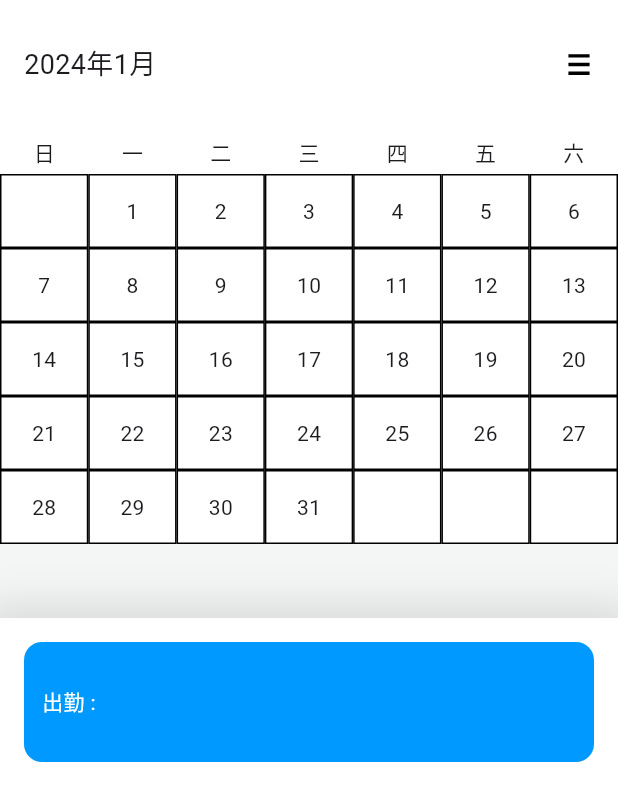
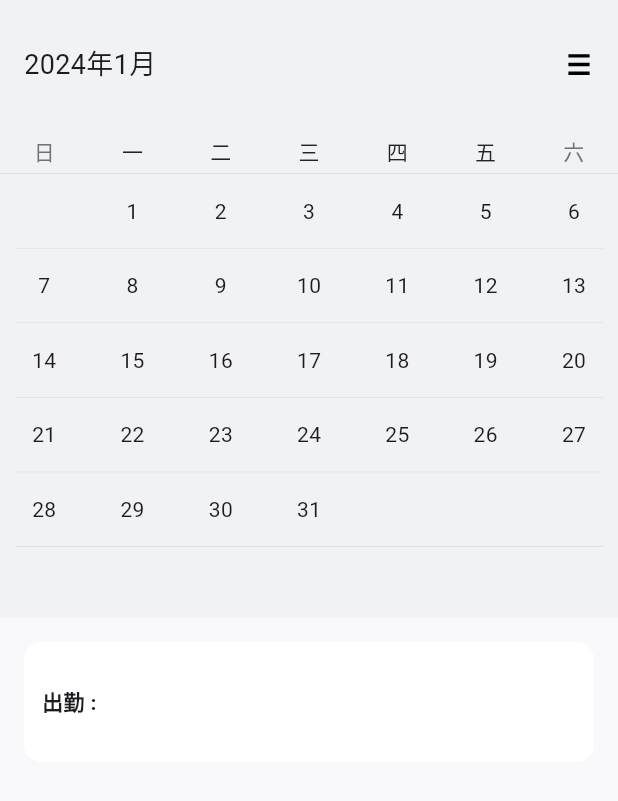
Before and after one commit to youtongxue/workday, a Flutter app: the screen it shows after launch, on a phone screen of 412 x 824 dp. Shown: the top 801 px of the screen. Run offline on Flutter 3.47's test engine with Material 3 defaults, Android fonts, the phone set to English and light mode, and no system bars; our stand-ins replace date_format, flutter_smart_dialog, flutter_svg, get, get_storage; missing offline and left inert: dart:ffi.

Commit message:
优化日历UI

```diff
--- a/lib/pages/calendar/calendar_page.dart
+++ b/lib/pages/calendar/calendar_page.dart
@@ -4,7 +4,7 @@ import 'dart:math';
 import 'package:flutter/material.dart';
 import 'package:get/get.dart';
 import 'package:workday/enumm/color_enum.dart';
-import 'package:workday/pages/calendar/calendar_page_vm.dart';
+import 'package:workday/pages/calendar/viewdoel/calendar_page_vm.dart';
 import 'package:workday/utils/statebar_util.dart';
 
 import '../../components/container/custom_icon_button.dart';
@@ -20,7 +20,7 @@ Widget dateTitleBar(BuildContext context) {
   return Container(
     width: context.width,
     height: 116,
-    color: Colors.white,
+    color: const Color(0xFFF1F2F5),
     child: Column(
       mainAxisAlignment: MainAxisAlignment.spaceBetween,
       children: [
@@ -56,11 +56,22 @@ Widget dateTitleBar(BuildContext context) {
           return Expanded(
             child: SizedBox(
               child: Center(
-                child: Text(weekStrList[index]),
+                child: Text(
+                  weekStrList[index],
+                  style: TextStyle(
+                      color: index == 0 || index == 6
+                          ? const Color(0xFF727376)
+                          : const Color(0xFF222326)),
+                ),
               ),
             ),
           );
         }))),
+        const Divider(
+          height: 0.4, // 分割线容器的高度，并不是线的厚度
+          thickness: 0.4, // 线的厚度
+          color: Color(0xFFD2D3D6),
+        ),
       ],
     ),
   );
@@ -92,26 +103,44 @@ Widget calenderInfo(BuildContext context, int month) {
   const weekDay = 7; // 每周天数（列）
   // 月份第一个月星期几
   final firstDayOfWeek = DateUtil.firstDayOfWeek(2024, month);
+  // 某月有多少天
   final monthDay = DateUtil.getDaysInMonth(2024, month);
+  // 需要绘制多少行
+  final row = DateUtil.calculateRowsForMonth(2024, month);
+  // 月份日期信息
+  final dayInMonth = DateUtil.dayInfoInMonth(2024, month);
 
-  final row = DateUtil.calculateRowsForMonth(2024, month);
   debugPrint("month: $month  行: $row");
+
   return SizedBox(
     child: Column(
       children: List.generate(row, (column) {
-        return Row(
+        return Column(
+          children: [
+            Row(
               children: List.generate(weekDay, (row) {
                 return Expanded(
                     child: Container(
                   height: ((context.height / 2) - 116) / monthMaxRow,
-              decoration:
-                  BoxDecoration(color: Colors.white, border: Border.all()),
+                  decoration: const BoxDecoration(
+                    color: Color(0xFFF1F2F5),
+                    // border: Border.all(width: 0.1),
+                  ),
                   child: Center(
-                child:
-                    Text(buildDateDay(firstDayOfWeek, monthDay, column, row)),
+                    child: Text(
+                        buildDateDay(firstDayOfWeek, monthDay, column, row)),
                   ),
                 ));
               }),
+            ),
+            const Divider(
+              height: 0.4, // 分割线容器的高度，并不是线的厚度
+              thickness: 0.4, // 线的厚度
+              color: Color(0xFFD2D3D6),
+              indent: 10,
+              endIndent: 10,
+            ),
+          ],
         );
       }),
     ),
@@ -129,14 +158,13 @@ Widget workDayInfo(BuildContext context) {
           width: context.width,
           height: 80,
           decoration: BoxDecoration(
-              color: MyColors.coloBlue.color,
-              borderRadius: BorderRadius.circular(12)),
+              color: Colors.white, borderRadius: BorderRadius.circular(12)),
           child: const Row(
             children: [
               SizedBox(width: 12),
               Text(
                 "出勤 : ",
-                style: TextStyle(color: Colors.white),
+                style: TextStyle(fontWeight: FontWeight.bold),
               ),
             ],
           ),
@@ -156,7 +184,7 @@ class CalendarPage extends GetView<CalendarPageViewModel> {
         statusBarIconBrightness: Brightness.dark);
 
     return Scaffold(
-      backgroundColor: MyColors.background.color,
+      backgroundColor: const Color(0xFFF1F2F5),
       body: SizedBox(
         width: context.width,
         height: context.height,
@@ -190,15 +218,6 @@ class CalendarPage extends GetView<CalendarPageViewModel> {
             ),
 
             // 底部考勤
-            // Align(
-            //   alignment: Alignment.bottomCenter,
-            //   child: Obx(() => Transform.translate(
-            //         offset: Offset(0, controller.offset.value),
-            //         child: workDayInfo(context),
-            //       )),
-            // ),
-
-            // 底部考勤
             DraggableScrollableSheet(
               initialChildSize: 0.5, // 初始时，底部面板占据整个屏幕高度的比例
               minChildSize:
@@ -211,24 +230,17 @@ class CalendarPage extends GetView<CalendarPageViewModel> {
                   (BuildContext context, ScrollController scrollController) {
                 return Container(
                   clipBehavior: Clip.hardEdge,
-                  decoration: BoxDecoration(
-                    color: Colors.white,
-                    borderRadius: const BorderRadius.only(
+                  decoration: const BoxDecoration(
+                    color: Color(0xFFF9F9FB),
+                    borderRadius: BorderRadius.only(
                       topLeft: Radius.circular(0),
                       topRight: Radius.circular(0),
                     ),
-                    boxShadow: [
-                      BoxShadow(
-                        color: Colors.black.withOpacity(0.1),
-                        spreadRadius: 10,
-                        blurRadius: 20,
-                      ),
-                    ],
                   ),
                   child: SingleChildScrollView(
                     controller: scrollController,
                     physics: const PageScrollPhysics(),
-                    child: workDayInfo(context), // 你的考勤信息widget
+                    child: workDayInfo(context),
                   ),
                 );
               },
--- /dev/null
+++ b/lib/pages/calendar/dto/dayinfo.dart
@@ -0,0 +1,5 @@
+class DayInfoDTO {
+  late String day;
+  late String week;
+  late String month;
+}
--- a/lib/pages/calendar/calendar_page_vm.dart
+++ b/lib/pages/calendar/viewdoel/calendar_page_vm.dart
@@ -3,7 +3,7 @@ import 'dart:math';
 import 'package:flutter/widgets.dart';
 import 'package:get/get.dart';
 
-import '../../utils/date_util.dart';
+import '../../../utils/date_util.dart';
 
 class CalendarPageViewModel extends GetxController {
   var currentYear = 2024.obs;
@@ -35,4 +35,23 @@ class CalendarPageViewModel extends GetxController {
 
     debugPrint("绘制行: ${currentRowsMonth.value}");
   }
+
+  String dayText(int monthFirstDayIsWeek, int monthDay, int column, int row) {
+    var dayText = "";
+    final itemIndex = (column * 7 + row + 1);
+    final result = itemIndex - monthFirstDayIsWeek;
+
+    debugPrint(
+        "monthFirstDayIsWeek: > > > $monthFirstDayIsWeek > > > itemIndex: > > > $itemIndex > > > result: > > > $result");
+
+    if (result > 0) {
+      final dayResult = result.toString();
+      if (int.parse(dayResult) <= monthDay) {
+        dayText = dayResult;
+      } else {
+        dayText = "";
+      }
+    }
+    return dayText;
+  }
 }
--- a/lib/rountes/app_rountes.dart
+++ b/lib/rountes/app_rountes.dart
@@ -1,6 +1,6 @@
 import 'package:get/get.dart';
 import 'package:workday/pages/calendar/calendar_page.dart';
-import 'package:workday/pages/calendar/calendar_page_vm.dart';
+import 'package:workday/pages/calendar/viewdoel/calendar_page_vm.dart';
 import 'package:workday/utils/page_path_util.dart';
 
 class AppRountes {
--- a/lib/utils/date_util.dart
+++ b/lib/utils/date_util.dart
@@ -85,4 +85,25 @@ class DateUtil {
 
     return rows;
   }
+
+  /// 某月分的某天信息
+  static List<DateTime> dayInfoInMonth(int year, int month) {
+    List<DateTime> daysInMonth = [];
+    // 获取该月的第一天
+    DateTime firstDayOfMonth = DateTime(year, month, 1);
+    // 获取下一个月的第一天
+    DateTime firstDayOfNextMonth =
+        (month < 12) ? DateTime(year, month + 1, 1) : DateTime(year + 1, 1, 1);
+    // 当前遍历的日期
+    DateTime currentDay = firstDayOfMonth;
+    // 遍历该月的每一天
+    while (currentDay.isBefore(firstDayOfNextMonth)) {
+      // 将当前日期添加到列表中
+      daysInMonth.add(currentDay);
+      // 移动到下一天
+      currentDay = currentDay.add(const Duration(days: 1));
+    }
+
+    return daysInMonth;
+  }
 }
```
Lines whose indentation alone changed are shown as unchanged.
